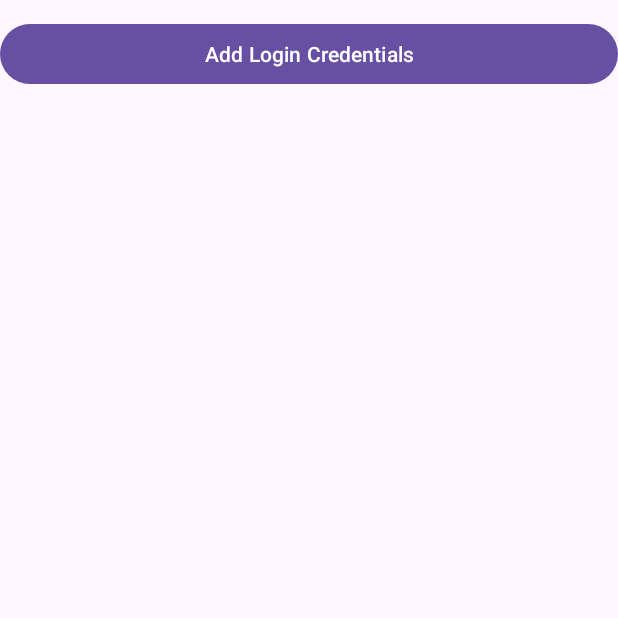
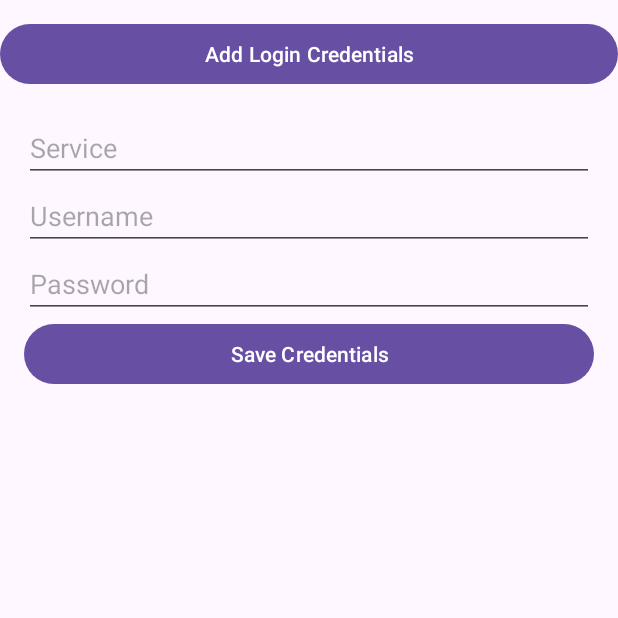
Before and after one commit to austinelliott9/URSafe, an Android app: the AddCredentialsFragment screen opened through its navigation route, on a phone screen of 412 x 824 dp, the top half of it. Run offline under Robolectric (Android 15) with nearby library versions, the phone set to English and light mode, and no system bars; 3 statements that could not run were skipped.

Commit message:
committed another push

```diff
--- a/app/src/main/AndroidManifest.xml
+++ b/app/src/main/AndroidManifest.xml
@@ -13,9 +13,6 @@
         android:theme="@style/Theme.FinalProject448"
         tools:targetApi="31">
         <activity
-            android:name=".GeneratePasswordActivity"
-            android:exported="false" />
-        <activity
             android:name=".MainActivity"
             android:exported="true">
             <intent-filter>
--- a/app/src/main/java/com/example/finalproject448/AddCredentialsFragment.kt
+++ b/app/src/main/java/com/example/finalproject448/AddCredentialsFragment.kt
@@ -1,33 +1,26 @@
 package com.example.finalproject448
 
+import android.content.Context
 import android.os.Bundle
-import androidx.fragment.app.Fragment
+import android.text.TextUtils
 import android.view.LayoutInflater
 import android.view.View
 import android.view.ViewGroup
+import android.widget.Button
+import android.widget.EditText
+import androidx.fragment.app.Fragment
+import androidx.security.crypto.EncryptedSharedPreferences
+import androidx.security.crypto.MasterKey
+import com.google.gson.Gson
+import com.google.gson.reflect.TypeToken
 
-// TODO: Rename parameter arguments, choose names that match
-// the fragment initialization parameters, e.g. ARG_ITEM_NUMBER
-private const val ARG_PARAM1 = "param1"
-private const val ARG_PARAM2 = "param2"
+class AddCredentialsFragment : Fragment() {
 
-/**
- * A simple [Fragment] subclass.
- * Use the [AddCredentialsFragment.newInstance] factory method to
- * create an instance of this fragment.
- */
-class AddCredentialsFragment : Fragment() {
-    // TODO: Rename and change types of parameters
-    private var param1: String? = null
-    private var param2: String? = null
-
-    override fun onCreate(savedInstanceState: Bundle?) {
-        super.onCreate(savedInstanceState)
-        arguments?.let {
-            param1 = it.getString(ARG_PARAM1)
-            param2 = it.getString(ARG_PARAM2)
-        }
-    }
+    private lateinit var serviceEditText: EditText
+    private lateinit var usernameEditText: EditText
+    private lateinit var passwordEditText: EditText
+    private lateinit var saveButton: Button
+    private val gson = Gson()
 
     override fun onCreateView(
         inflater: LayoutInflater, container: ViewGroup?,
@@ -37,23 +30,77 @@ class AddCredentialsFragment : Fragment() {
         return inflater.inflate(R.layout.fragment_add_credentials, container, false)
     }
 
-    companion object {
-        /**
-         * Use this factory method to create a new instance of
-         * this fragment using the provided parameters.
-         *
-         * @param param1 Parameter 1.
-         * @param param2 Parameter 2.
-         * @return A new instance of fragment AddCredentialsFragment.
-         */
-        // TODO: Rename and change types and number of parameters
-        @JvmStatic
-        fun newInstance(param1: String, param2: String) =
-            AddCredentialsFragment().apply {
-                arguments = Bundle().apply {
-                    putString(ARG_PARAM1, param1)
-                    putString(ARG_PARAM2, param2)
-                }
-            }
+    override fun onViewCreated(view: View, savedInstanceState: Bundle?) {
+        super.onViewCreated(view, savedInstanceState)
+
+        // Initializes UI components, add these to fragment credentials add
+        serviceEditText = view.findViewById(R.id.serviceEditText)
+        usernameEditText = view.findViewById(R.id.usernameEditText)
+        passwordEditText = view.findViewById(R.id.passwordEditText)
+        saveButton = view.findViewById(R.id.saveButton)
+
+        // Set click listener for the save button
+        saveButton.setOnClickListener {
+            saveCredentials()
+        }
+    }
+
+    private fun saveCredentials() {
+        val service = serviceEditText.text.toString().trim()
+        val username = usernameEditText.text.toString().trim()
+        val password = passwordEditText.text.toString().trim()
+
+        if (TextUtils.isEmpty(service) || TextUtils.isEmpty(username) || TextUtils.isEmpty(password)) {
+            // Shows a message or toast if fields are empty
+            return
+        }
+
+        // Creates a new Credentials object
+        val newCredential = Credentials(service, username, password)
+
+        // Saves the new credentials to EncryptedSharedPreferences
+        val masterKey = MasterKey.Builder(requireContext())
+            .setKeyScheme(MasterKey.KeyScheme.AES256_GCM)
+            .build()
+
+        val sharedPrefs = EncryptedSharedPreferences.create(
+            requireContext(),
+            "secure_prefs",
+            masterKey,
+            EncryptedSharedPreferences.PrefKeyEncryptionScheme.AES256_SIV,
+            EncryptedSharedPreferences.PrefValueEncryptionScheme.AES256_GCM
+        )
+
+        // Loads existing credentials from list
+        val credentialsList = loadCredentials(requireContext())
+
+        // Adds the new credential to the list
+        credentialsList.add(newCredential)
+
+        // Saves the updated list back to SharedPreferences
+        val json = gson.toJson(credentialsList)
+        sharedPrefs.edit().putString("stored_credentials", json).apply()
+
+        // Optionally, navigate back to the list of credentials
+        // Navigation code (if using NavController) could go here
+    }
+
+    // Loads credentials from EncryptedSharedPreferences
+    private fun loadCredentials(context: Context): MutableList<Credentials> {
+        val masterKey = MasterKey.Builder(context)
+            .setKeyScheme(MasterKey.KeyScheme.AES256_GCM)
+            .build()
+
+        val sharedPrefs = EncryptedSharedPreferences.create(
+            context,
+            "secure_prefs",
+            masterKey,
+            EncryptedSharedPreferences.PrefKeyEncryptionScheme.AES256_SIV,
+            EncryptedSharedPreferences.PrefValueEncryptionScheme.AES256_GCM
+        )
+
+        val json = sharedPrefs.getString("stored_credentials", null) ?: return mutableListOf()
+        val type = object : TypeToken<MutableList<Credentials>>() {}.type
+        return gson.fromJson(json, type)
     }
 }
--- a/app/src/main/java/com/example/finalproject448/PasswordGenerator.kt
+++ b/app/src/main/java/com/example/finalproject448/PasswordGenerator.kt
@@ -31,11 +31,9 @@ class PasswordGenerator {
             .map { characterPool.random() }
             .joinToString("") }
 
-        fun saveGeneratedCredentials(context: Context, service: String, username: String, password: String) {
+        /*fun saveGeneratedCredentials(context: Context, service: String, username: String, password: String) {
             val newCredentials = Credentials(service, username, password)
             val existingCredentials = CredentialsStorage.loadCredentials(context)
             existingCredentials.add(newCredentials)
-            CredentialsStorage.saveCredentials(context, existingCredentials)
+            CredentialsStorage.saveCredentials(context, existingCredentials)*/
     }
-
-}
--- a/app/src/main/res/layout/fragment_add_credentials.xml
+++ b/app/src/main/res/layout/fragment_add_credentials.xml
@@ -1,6 +1,35 @@
 <?xml version="1.0" encoding="utf-8"?>
-<androidx.constraintlayout.widget.ConstraintLayout xmlns:android="http://schemas.android.com/apk/res/android"
-    xmlns:tools="http://schemas.android.com/tools"
+<LinearLayout xmlns:android="http://schemas.android.com/apk/res/android"
     android:layout_width="match_parent"
     android:layout_height="match_parent"
-    tools:context=".AddCredentialsFragment"/>
+    android:orientation="vertical"
+    android:padding="16dp">
+
+    <EditText
+        android:id="@+id/serviceEditText"
+        android:layout_width="match_parent"
+        android:layout_height="wrap_content"
+        android:hint="Service"
+        android:inputType="text"/>
+
+    <EditText
+        android:id="@+id/usernameEditText"
+        android:layout_width="match_parent"
+        android:layout_height="wrap_content"
+        android:hint="Username"
+        android:inputType="text"/>
+
+    <EditText
+        android:id="@+id/passwordEditText"
+        android:layout_width="match_parent"
+        android:layout_height="wrap_content"
+        android:hint="Password"
+        android:inputType="textPassword"/>
+
+    <Button
+        android:id="@+id/saveButton"
+        android:layout_width="match_parent"
+        android:layout_height="wrap_content"
+        android:text="Save Credentials"/>
+
+</LinearLayout>
```
Also changed, not shown: app/src/main/java/com/example/finalproject448/CredentialsFragment.kt (+38 -19 lines), app/src/main/java/com/example/finalproject448/CredentialsListFragment.kt (+52 -13 lines), app/src/main/res/layout/fragment_credentials_list.xml (+8 -4 lines), app/src/main/res/layout/fragment_credentials.xml (line endings or trailing spaces).
